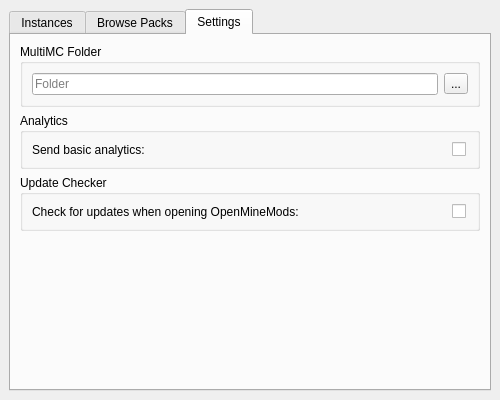
First picture: the form in UI/MainWindow.ui, repository OpenMineMods/OpenMineMods, before the edit.
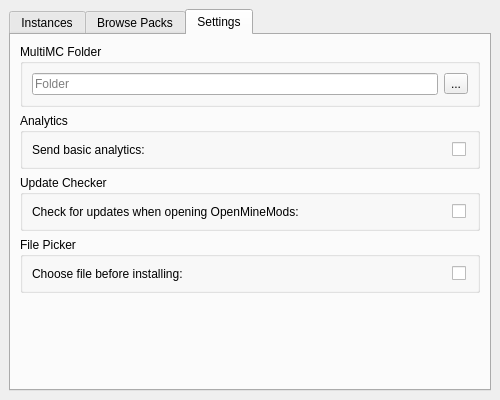
Second picture: the form after the edit. The open tabs and pages were chosen to show the change. Icons and pictures are not drawn.

Commit message: make file picker into an option

Patch:
```diff
--- a/UI/MainWindow.ui
+++ b/UI/MainWindow.ui
@@ -262,6 +262,35 @@
           </layout>
          </widget>
         </item>
+        <item>
+         <widget class="QGroupBox" name="groupBox_2">
+          <property name="title">
+           <string>File Picker</string>
+          </property>
+          <layout class="QHBoxLayout" name="horizontalLayout_5">
+           <item>
+            <widget class="QLabel" name="label_2">
+             <property name="text">
+              <string>Choose file before installing:</string>
+             </property>
+            </widget>
+           </item>
+           <item>
+            <widget class="QCheckBox" name="file_check">
+             <property name="maximumSize">
+              <size>
+               <width>16</width>
+               <height>16777215</height>
+              </size>
+             </property>
+             <property name="text">
+              <string/>
+             </property>
+            </widget>
+           </item>
+          </layout>
+         </widget>
+        </item>
         <item>
          <spacer name="verticalSpacer">
           <property name="orientation">
```
The commit also changes 5 other files.
